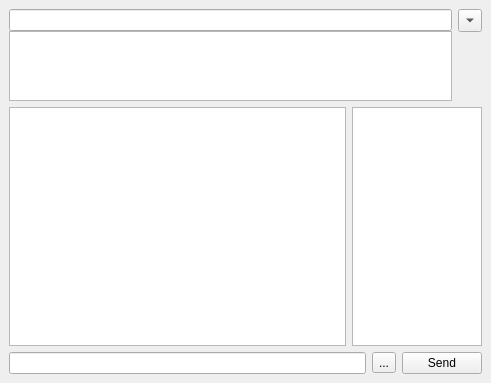
Before: the Qt Designer form groupchatwidget.ui in xmpp-graveyard/jabbim, drawn with Qt 5.
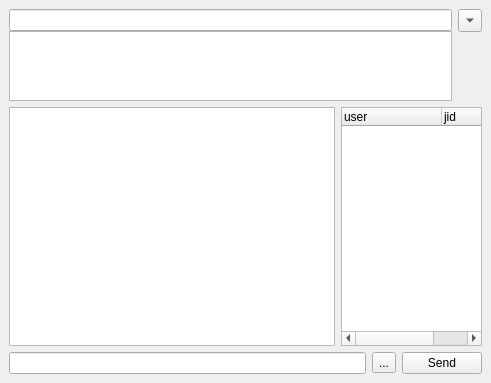
After: the same form once the commit is applied. Icons and pictures are not drawn.

Diff of the .ui file:
```diff
--- a/groupchatwidget.ui
+++ b/groupchatwidget.ui
@@ -72,23 +72,6 @@
      </item>
     </layout>
    </item>
-   <item row="1" column="0" >
-    <widget class="QTextEdit" name="textEdit" >
-     <property name="readOnly" >
-      <bool>true</bool>
-     </property>
-    </widget>
-   </item>
-   <item row="1" column="1" >
-    <widget class="QListWidget" name="listWidget" >
-     <property name="maximumSize" >
-      <size>
-       <width>130</width>
-       <height>16777215</height>
-      </size>
-     </property>
-    </widget>
-   </item>
    <item row="2" column="0" colspan="2" >
     <layout class="QHBoxLayout" >
      <property name="margin" >
@@ -129,6 +112,39 @@
      </item>
     </layout>
    </item>
+   <item row="1" column="0" >
+    <widget class="QTextEdit" name="textEdit" >
+     <property name="readOnly" >
+      <bool>true</bool>
+     </property>
+    </widget>
+   </item>
+   <item row="1" column="1" >
+    <widget class="QTreeWidget" name="users" >
+     <property name="maximumSize" >
+      <size>
+       <width>141</width>
+       <height>16777215</height>
+      </size>
+     </property>
+     <property name="alternatingRowColors" >
+      <bool>true</bool>
+     </property>
+     <property name="rootIsDecorated" >
+      <bool>false</bool>
+     </property>
+     <column>
+      <property name="text" >
+       <string>user</string>
+      </property>
+     </column>
+     <column>
+      <property name="text" >
+       <string>jid</string>
+      </property>
+     </column>
+    </widget>
+   </item>
   </layout>
  </widget>
  <resources/>
```
